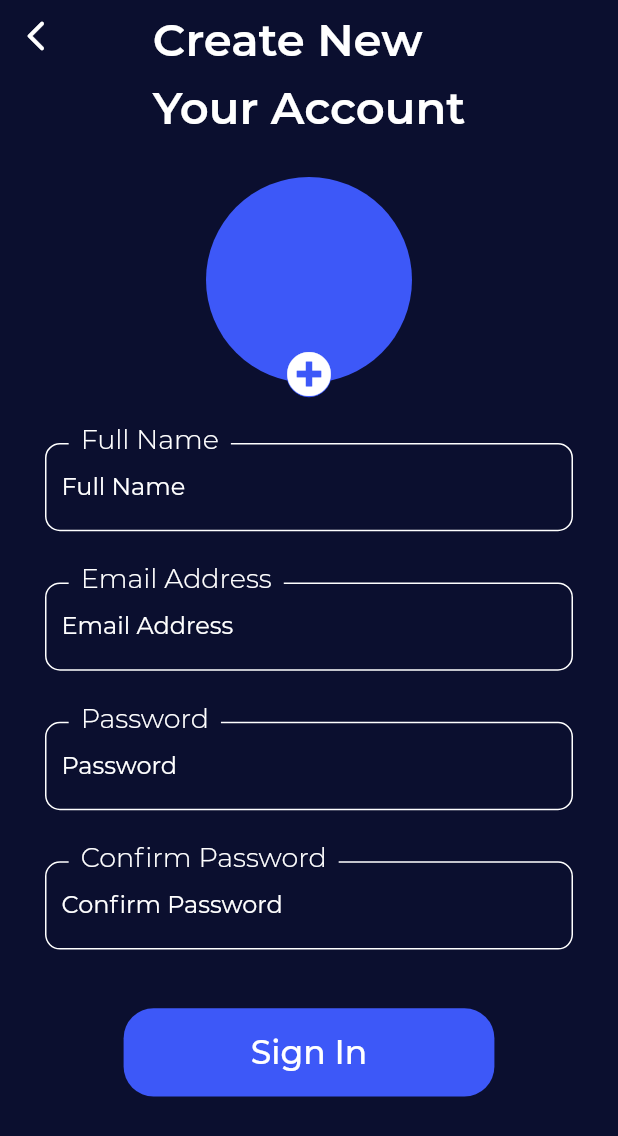
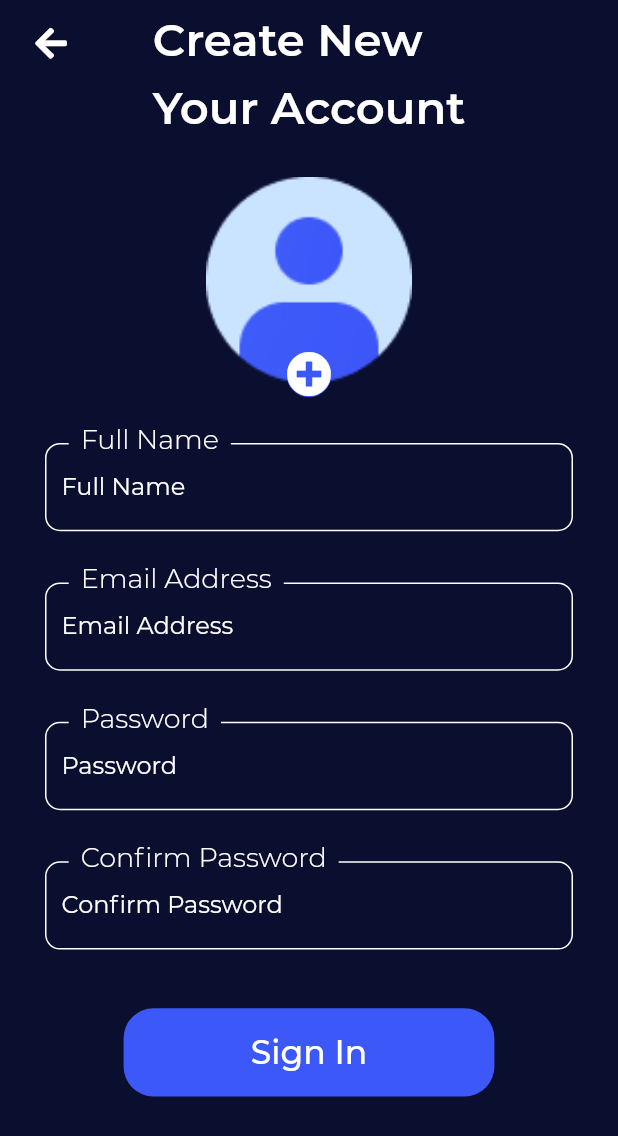
Before and after one commit to 200lab/movea-app, a Flutter app: the SignUpPage screen opened directly, on a phone screen of 412 x 824 dp. Shown: the top 1136 px of the screen. Run offline on Flutter 3.47's test engine with Material 2 defaults, Android fonts, the phone set to English and light mode, and no system bars; our stand-ins replace font_awesome_flutter.

Commit message:
sign up final done

```diff
--- a/lib/pages/new-user/sign_up.dart
+++ b/lib/pages/new-user/sign_up.dart
@@ -24,14 +24,18 @@ class SignUpPage extends StatelessWidget {
                       'Create New\nYour Account',
                       style: TxtStyle.tittleStyle,
                     )),
-                IconButton(
+                Container(
+                  margin: EdgeInsets.only(left: 10,top: 5),
+                  child: IconButton(
                     onPressed: () {
                       Navigator.pop(context);
                     },
-                    icon: Icon(
-                      Icons.arrow_back_ios_new_rounded,
+                    icon: FaIcon(
+                      FontAwesomeIcons.arrowLeft,
                       color: AppColor.white,
-                    ))
+                    ),
+                  ),
+                )
               ]),
             ),
             Stack(
@@ -42,9 +46,13 @@ class SignUpPage extends StatelessWidget {
                   child: Center(
                     child: Container(
                       width: MediaQuery.of(context).size.height / 6,
+                      child: FittedBox(
+                          fit: BoxFit.cover,
+                          child: Image.asset(
+                              'assets/illustrations/photo_profile.png')),
                       decoration: BoxDecoration(
-                          borderRadius: BorderRadius.circular(100),
-                          color: AppColor.blueMain),
+                        borderRadius: BorderRadius.circular(100),
+                      ),
                     ),
                   ),
                 ),
```
